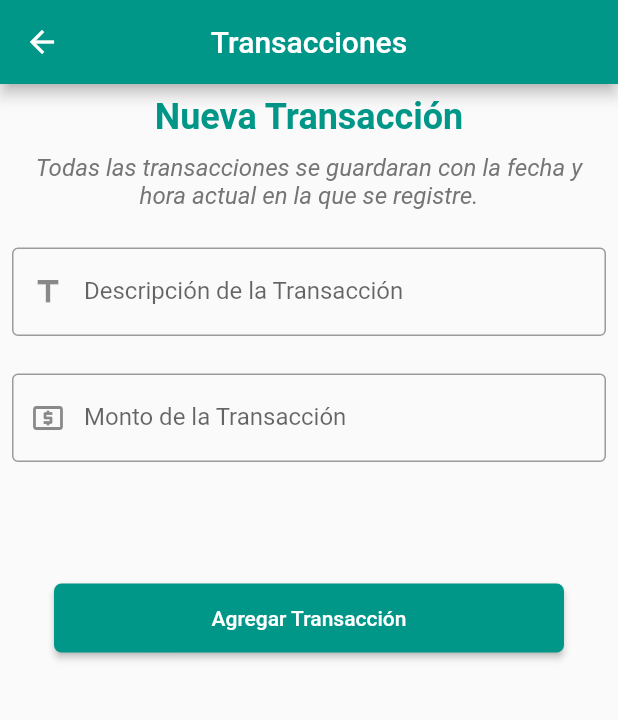
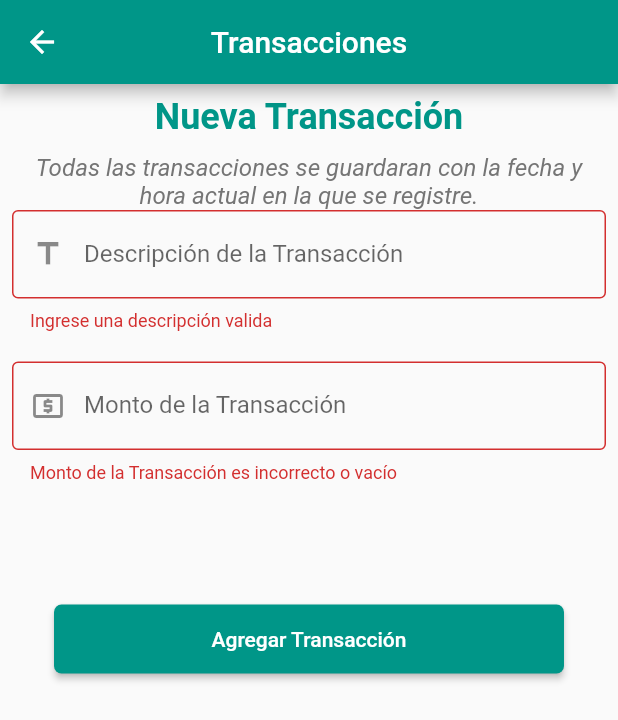
Before and after one commit to FelixAVeras/PersonalMoney, a Flutter app: the TransactionPage screen opened directly, after a tap on "Agregar Transacción", on a phone screen of 412 x 824 dp. Shown: the top 720 px of the screen. Run offline on Flutter 3.47's test engine with Material 2 defaults, Android fonts, the light colour scheme and no system bars; our stand-ins replace sqflite; accounts and stored records are empty.

Commit message:
Working on crud transactions

```diff
--- a/lib/pages/dashboradpage.dart
+++ b/lib/pages/dashboradpage.dart
@@ -86,6 +86,5 @@ class _DashboardPageState extends State<DashboardPage> {
           icon: Icon(Icons.add),
           backgroundColor: Theme.of(context).primaryColor,
         ));
-    ;
   }
 }
--- a/lib/pages/historypage.dart
+++ b/lib/pages/historypage.dart
@@ -1,5 +1,4 @@
 import 'package:flutter/material.dart';
-import 'package:personalmoney/bloc/transactions_bloc.dart';
 import 'package:personalmoney/helpers/databasehelper.dart';
 import 'package:personalmoney/models/transactionmodel.dart';
 
--- a/lib/pages/homepage.dart
+++ b/lib/pages/homepage.dart
@@ -15,8 +15,6 @@ class HomePage extends StatefulWidget {
 class _HomePageState extends State<HomePage> {
   String currentAddress;
   int currentIndex = 0;
-  TabController _controller;
-  String _value = "";
 
   final transactionBloc = new TransactionsBloc();
 
@@ -57,8 +55,8 @@ class _HomePageState extends State<HomePage> {
                 Tab(/*icon: Icon(Icons.calendar_today),*/ text: 'Historial'),
                 Tab(/*icon: Icon(Icons.sync_alt),*/ text: 'Convertidor Div.'),
               ],
+              indicatorWeight: 4,
               indicatorColor: Colors.white,
-              indicatorWeight: 4,
             ),
           ),
           // body: _loadPage(currentIndex),
@@ -87,7 +85,7 @@ class _HomePageState extends State<HomePage> {
                             builder: (context) => MyProfilePage()))
                   },
                 ),
-                Divider(),
+                // Divider(),
                 // ListTile(
                 //   leading: Icon(Icons.calendar_today),
                 //   title: Text('Historial'),
@@ -107,7 +105,7 @@ class _HomePageState extends State<HomePage> {
                 //         MaterialPageRoute(builder: (context) => CurrencyPage()))
                 //   },
                 // ),
-                // Divider(),
+                Divider(),
                 ListTile(
                   leading: Icon(Icons.settings),
                   title: Text('Configuración'),
--- a/lib/pages/registerpage.dart
+++ b/lib/pages/registerpage.dart
@@ -1,6 +1,4 @@
 import 'package:flutter/material.dart';
-// import 'package:personalmoney/bloc/register_provider.dart';
-import 'package:personalmoney/pages/homepage.dart';
 import 'package:personalmoney/pages/loginpage.dart';
 
 class RegisterPage extends StatelessWidget {
--- a/lib/pages/transactionpage.dart
+++ b/lib/pages/transactionpage.dart
@@ -3,9 +3,14 @@ import 'package:intl/intl.dart';
 import 'package:personalmoney/bloc/transactions_bloc.dart';
 import 'package:personalmoney/helpers/databasehelper.dart';
 import 'package:personalmoney/models/transactionmodel.dart';
+import 'package:personalmoney/pages/dashboradpage.dart';
 import 'package:personalmoney/pages/historypage.dart';
 
 class TransactionPage extends StatefulWidget {
+  // final Function _addTransaction;
+
+  // TransactionPage(this._addTransaction);
+
   @override
   State<StatefulWidget> createState() {
     return _TransactionPageState();
@@ -20,12 +25,39 @@ class _TransactionPageState extends State<TransactionPage> {
   String currentDatetime =
       DateFormat("dd/MM/yyyy - hh:mm").format(DateTime.now());
 
+  final _formKey = GlobalKey<FormState>();
+
   @override
   void dispose() {
     titleController.dispose();
     amountController.dispose();
 
     super.dispose();
+  }
+
+  void _onSubmit() {
+    if (_formKey.currentState.validate()) {
+      // final txtdescription = titleController.text;
+      // final txtamount = double.parse(amountController.text);
+      // final txtcurrentDate = currentDatetime;
+
+      // widget._addTransaction(txtdescription, txtamount, txtcurrentDate);
+      _formKey.currentState.save();
+      final initDb = DatabaseHelper.db.initDB();
+
+      initDb.then((datab) async {
+        await DatabaseHelper.db.createTransaction(TransactionModel(
+            description: titleController.text,
+            amount: double.parse(amountController.text),
+            currentDate: currentDatetime));
+      });
+
+      Navigator.pop(context);
+      // Navigator.push(
+      //   context,
+      //   MaterialPageRoute(builder: (context) => DashboardPage()),
+      // );
+    }
   }
 
   @override
@@ -36,7 +68,9 @@ class _TransactionPageState extends State<TransactionPage> {
           title: Text('Transacciones'),
           centerTitle: true,
         ),
-      body: Container(
+        body: Form(
+          key: _formKey,
+          child: Container(
             child: Padding(
               padding: EdgeInsets.all(8.0),
               child: Column(children: <Widget>[
@@ -56,62 +90,7 @@ class _TransactionPageState extends State<TransactionPage> {
                       color: Colors.grey[600]),
                   textAlign: TextAlign.center,
                 ),
-            TransactionForm(),
-            SizedBox(height: 80.0),
-            RaisedButton(
-              onPressed: () {
-                if (titleController != null) {
-                  final trans = TransactionModel(
-                      description: titleController.text,
-                      currentDate: currentDatetime,
-                      amount: double.parse(amountController.text));
-
-                  // streamTransaction.addStream(trans);
-                  print('Nombre: ' + titleController.text);
-                  print('Dinero: ' + amountController.text);
-                  Navigator.push(
-                    context,
-                    MaterialPageRoute(builder: (context) => HistoryPage()),
-                  );
-                }
-              },
-              padding: EdgeInsets.symmetric(vertical: 15.0, horizontal: 105.0),
-              shape: RoundedRectangleBorder(
-                  borderRadius: BorderRadius.circular(5.0)),
-              textColor: Colors.white,
-              color: Theme.of(context).primaryColor,
-              child: Text('Agregar Transacción'),
-            ),
-          ]),
-        ),
-      ),
-    );
-  }
-}
-
-class TransactionForm extends StatefulWidget {
-  TransactionForm({Key key}) : super(key: key);
-
-  @override
-  _TransactionFormState createState() => _TransactionFormState();
-}
-
-class _TransactionFormState extends State<TransactionForm> {
-  final _formKey = GlobalKey<FormState>();
-
-  final titleController = TextEditingController();
-  final amountController = TextEditingController();
-
-  @override
-  Widget build(BuildContext context) {
-    return Form(
-      key: _formKey,
-      child: Column(
-        crossAxisAlignment: CrossAxisAlignment.start,
-        children: <Widget>[
-          Padding(
-            padding: EdgeInsets.only(top: 25.0),
-            child: TextFormField(
+                TextFormField(
                     controller: titleController,
                     decoration: new InputDecoration(
                         prefixIcon: Icon(Icons.title),
@@ -124,10 +103,8 @@ class _TransactionFormState extends State<TransactionForm> {
                       }
                       return null;
                     }),
-          ),
-          Padding(
-            padding: EdgeInsets.only(top: 25.0),
-            child: TextFormField(
+                SizedBox(height: 20.0),
+                TextFormField(
                     controller: amountController,
                     keyboardType: TextInputType.number,
                     decoration: new InputDecoration(
@@ -142,9 +119,80 @@ class _TransactionFormState extends State<TransactionForm> {
                       }
                       return null;
                     }),
+                SizedBox(height: 80.0),
+                RaisedButton(
+                  onPressed: _onSubmit,
+                  padding:
+                      EdgeInsets.symmetric(vertical: 15.0, horizontal: 105.0),
+                  shape: RoundedRectangleBorder(
+                      borderRadius: BorderRadius.circular(5.0)),
+                  textColor: Colors.white,
+                  color: Theme.of(context).primaryColor,
+                  child: Text('Agregar Transacción'),
                 ),
-        ],
+              ]),
             ),
-    );
+          ),
+        ));
   }
 }
+
+// class TransactionForm extends StatefulWidget {
+//   TransactionForm({Key key}) : super(key: key);
+
+//   @override
+//   _TransactionFormState createState() => _TransactionFormState();
+// }
+
+// class _TransactionFormState extends State<TransactionForm> {
+//   final _formKey = GlobalKey<FormState>();
+
+//   final titleController = TextEditingController();
+//   final amountController = TextEditingController();
+
+//   @override
+//   Widget build(BuildContext context) {
+//     return Form(
+//       key: _formKey,
+//       child: Column(
+//         crossAxisAlignment: CrossAxisAlignment.start,
+//         children: <Widget>[
+//           Padding(
+//             padding: EdgeInsets.only(top: 25.0),
+//             child: TextFormField(
+//                 controller: titleController,
+//                 decoration: new InputDecoration(
+//                     prefixIcon: Icon(Icons.title),
+//                     labelText: 'Descripción de la Transacción',
+//                     border: OutlineInputBorder(),
+//                     hintText: 'Descripcion del gasto o ingreso'),
+//                 validator: (value) {
+//                   if (value.isEmpty) {
+//                     return 'Ingrese una descripción valida';
+//                   }
+//                   return null;
+//                 }),
+//           ),
+//           Padding(
+//             padding: EdgeInsets.only(top: 25.0),
+//             child: TextFormField(
+//                 controller: amountController,
+//                 keyboardType: TextInputType.number,
+//                 decoration: new InputDecoration(
+//                   prefixIcon: Icon(Icons.local_atm),
+//                   labelText: 'Monto de la Transacción',
+//                   border: OutlineInputBorder(),
+//                   hintText: 'Valores solo númericos',
+//                 ),
+//                 validator: (value) {
+//                   if (value.isEmpty) {
+//                     return 'Monto de la Transacción es incorrecto o vacío';
+//                   }
+//                   return null;
+//                 }),
+//           ),
+//         ],
+//       ),
+//     );
+//   }
+// }
```
Also changed, not shown: 1 other file. Lines whose indentation alone changed are shown as unchanged.
